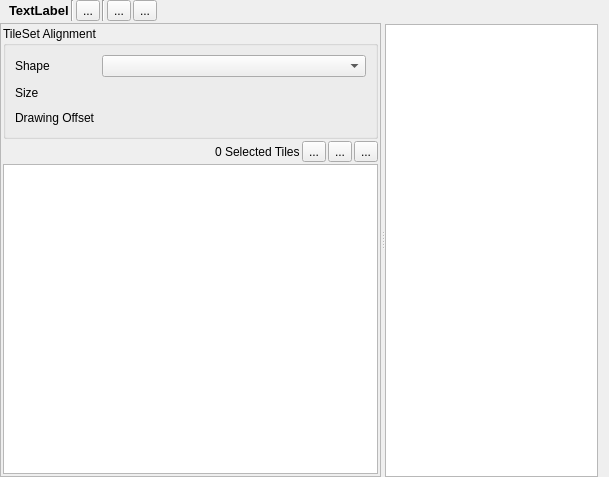
This is Editor/src/Widget/Auxiliary/AuxTileSet.ui in GameOverture/HarmonyEngine as Qt 5 draws it before an edit. The edited form follows.
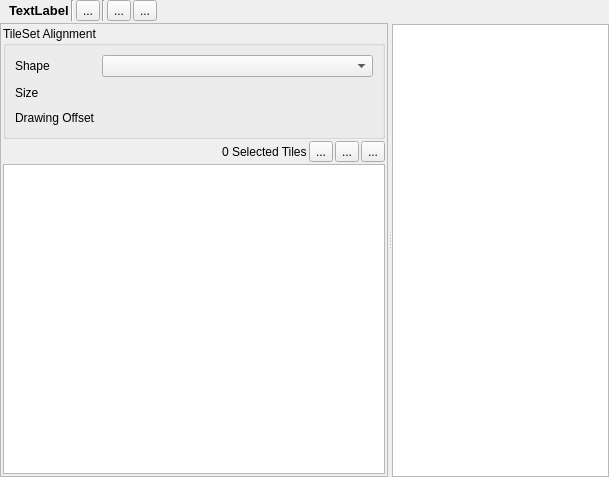
This is the edited form. The open tabs and pages were chosen to show the change. Icons and pictures are not drawn. Custom widgets are drawn as their Qt base class.

Commit message: TileSetsTreeModel was created to keep track of tilesets in the Atlas Manager (and used in AuxTileMap); Atlas Manger now stores tile set meta data as an array; AuxTileMap setup to choose tileset from a treeview

What changed in the file:
```diff
--- a/Editor/src/Widget/Auxiliary/AuxTileSet.ui
+++ b/Editor/src/Widget/Auxiliary/AuxTileSet.ui
@@ -20,6 +20,9 @@
    <property name="topMargin">
     <number>0</number>
    </property>
+   <property name="rightMargin">
+    <number>0</number>
+   </property>
    <property name="bottomMargin">
     <number>0</number>
    </property>
@@ -415,8 +418,8 @@
                <rect>
                 <x>0</x>
                 <y>0</y>
-                <width>381</width>
-                <height>446</height>
+                <width>262</width>
+                <height>408</height>
                </rect>
               </property>
               <layout class="QVBoxLayout" name="verticalLayout_13">
```
Left out of the diff: 10 changed lines with no effect on the pictures. The commit also changes 25 other files.
